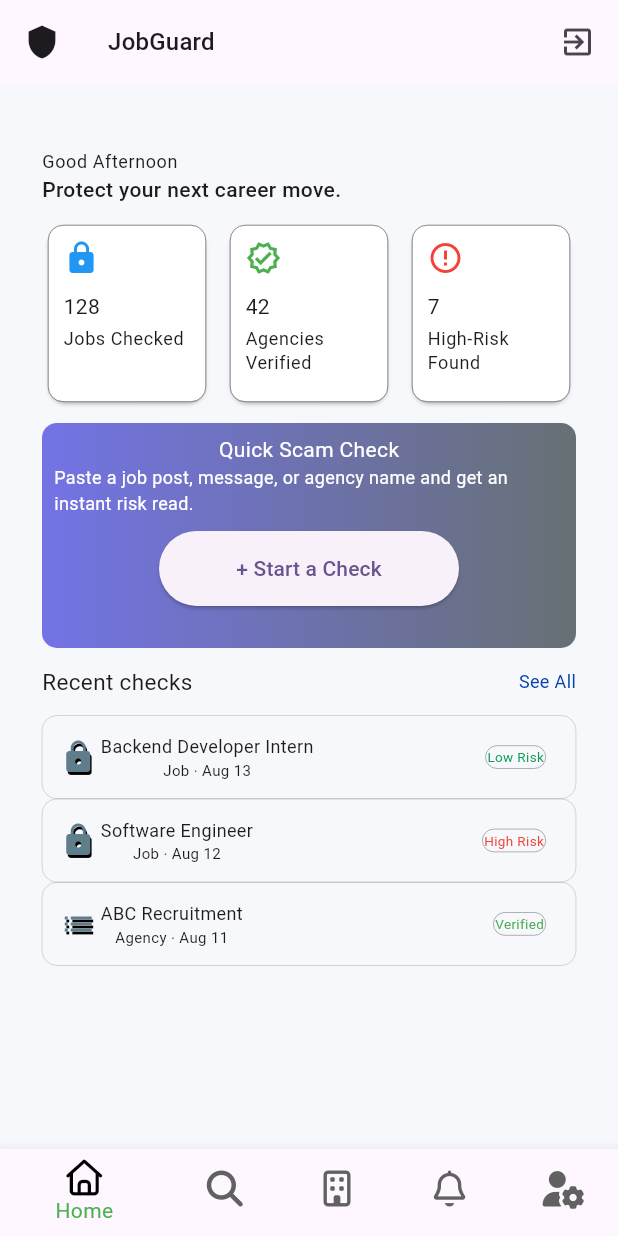
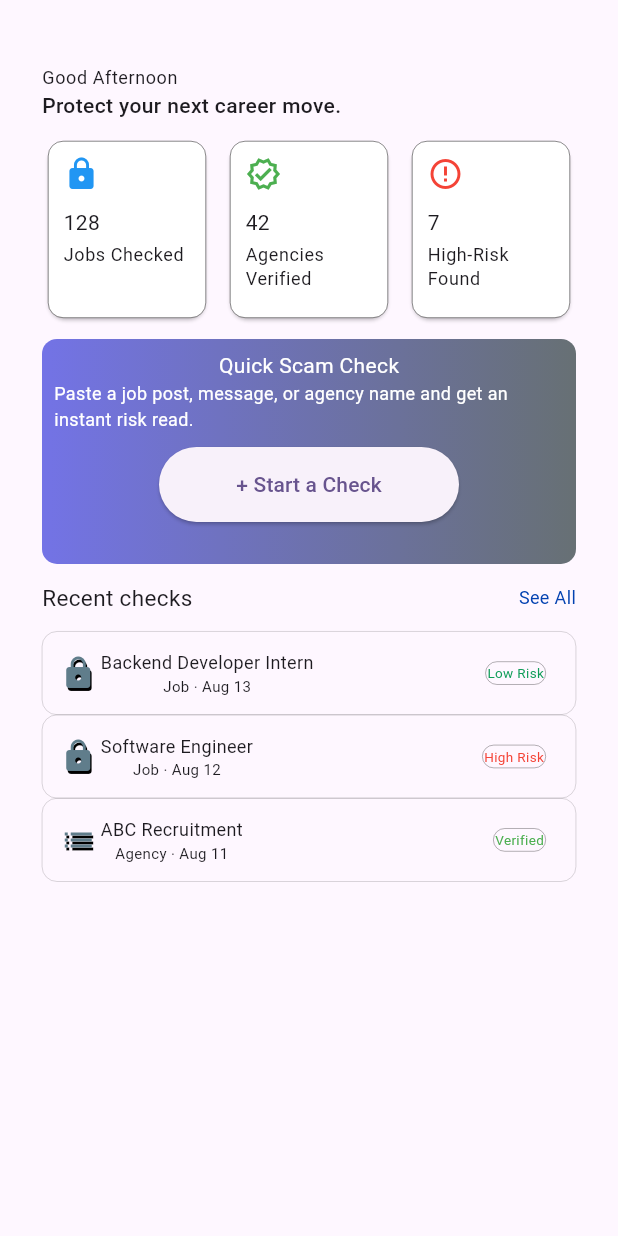
Before and after one commit to Sangam208/foreign-emp-scam-checker, a Flutter app: the HomePage widget shown alone on an empty page, opened directly, on a phone screen of 412 x 824 dp. Run offline on Flutter 3.47's test engine with Material 3 defaults, Android fonts, the phone set to English and light mode, and no system bars; our stand-ins replace dio, flutter_bloc, flutter_dotenv, flutter_secure_storage, fluttertoast, font_awesome_flutter and 3 more; accounts and stored records are empty.

Commit message:
remove scaffold to use the page on app shell

```diff
--- a/lib/features/checker/presentation/pages/home_page.dart
+++ b/lib/features/checker/presentation/pages/home_page.dart
@@ -1,9 +1,6 @@
 import 'package:flutter/material.dart';
 import 'package:flutter_bloc/flutter_bloc.dart';
 import 'package:foreign_emp_scam_checker/core/cubit/app_user_cubit.dart';
-import 'package:foreign_emp_scam_checker/core/utils/show_toast.dart';
-import 'package:foreign_emp_scam_checker/features/auth/presentation/bloc/auth_bloc.dart';
-import 'package:foreign_emp_scam_checker/features/checker/presentation/widgets/navbar/custom_bottom_nav_bar.dart';
 import 'package:foreign_emp_scam_checker/features/checker/presentation/widgets/cards/info_card.dart';
 import 'package:foreign_emp_scam_checker/features/checker/presentation/widgets/cards/recent_checks.dart';
 
@@ -15,40 +12,9 @@ class HomePage extends StatefulWidget {
 }
 
 class _HomePageState extends State<HomePage> {
-  int _selectedIndex = 0;
-
-  void _onItemTapped(int index) => setState(() {
-    _selectedIndex = index;
-  });
-
   @override
   Widget build(BuildContext context) {
-    return Scaffold(
-      backgroundColor: const Color(0xFFF7F8FC),
-      appBar: AppBar(
-        title: Text('JobGuard', style: Theme.of(context).textTheme.titleMedium),
-        leading: Icon(Icons.shield),
-        actions: [
-          // Icon(Icons.notifications),
-          GestureDetector(
-            onTap: () {
-              showToast('Logging out...');
-              Future.delayed(
-                Duration(seconds: 2),
-                () {
-                  if (!context.mounted) return;
-                  context.read<AuthBloc>().add(AuthSignOut());
-                },
-              );
-            },
-
-            child: Icon(Icons.exit_to_app),
-          ),
-        ],
-        actionsPadding: EdgeInsets.all(15.0),
-      ),
-      body: SafeArea(
-        child: SingleChildScrollView(
+    return SingleChildScrollView(
       padding: const EdgeInsets.all(20),
       child: Padding(
         padding: const EdgeInsets.all(8.0),
@@ -198,19 +164,6 @@ class _HomePageState extends State<HomePage> {
           },
         ),
       ),
-        ),
-      ),
-      bottomNavigationBar: Theme(
-        data: Theme.of(context).copyWith(
-          splashFactory: NoSplash.splashFactory,
-          splashColor: Colors.transparent,
-        ),
-
-        child: CustomBottomNavBar(
-          currentIndex: _selectedIndex,
-          onTap: _onItemTapped,
-        ),
-      ),
     );
   }
 }
```
Also changed, not shown: lib/features/checker/presentation/pages/agency_page.dart (+10 -21 lines). Lines whose indentation alone changed are shown as unchanged.
